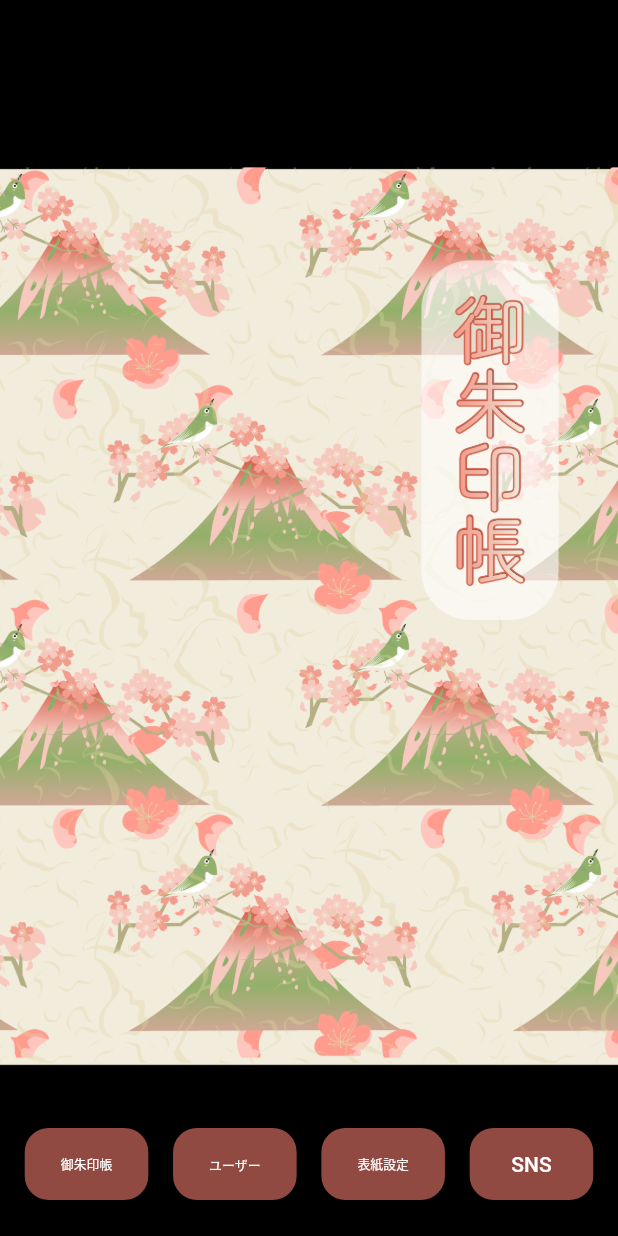
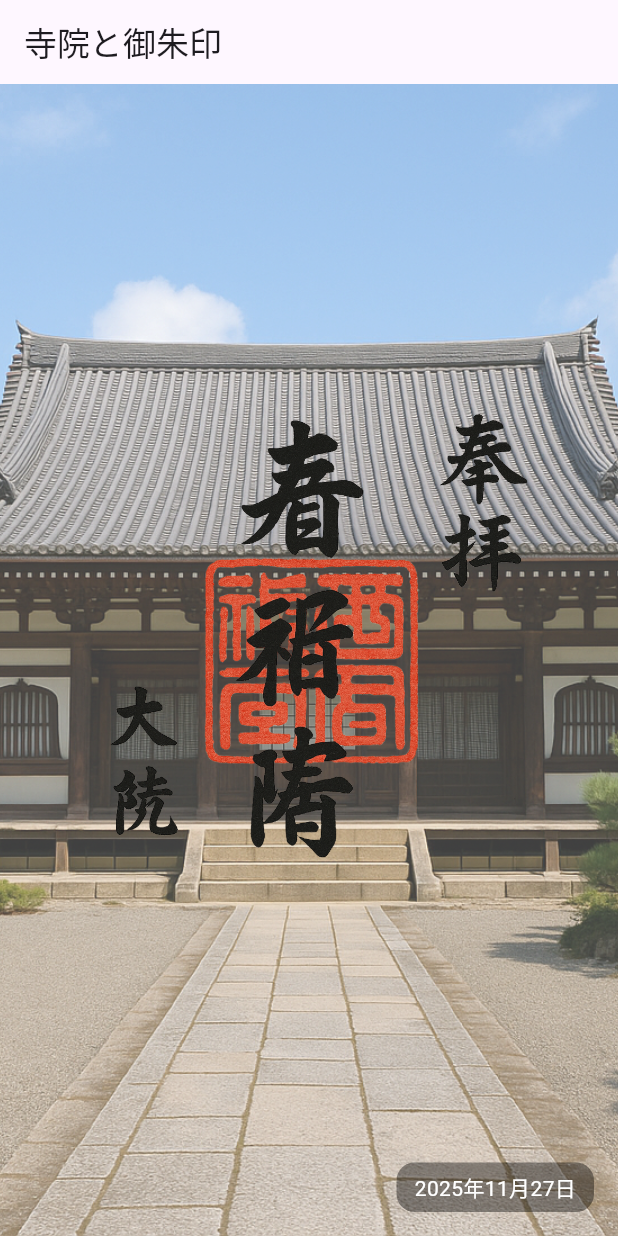
Before and after one commit to rikarika66/test, a Flutter app: the screen it shows after launch, on a phone screen of 412 x 824 dp. Run offline on Flutter 3.47's test engine with Material 3 defaults, Android fonts, the phone set to English and light mode, and no system bars.

Commit message:
Daily update

```diff
--- a/lib/main.dart
+++ b/lib/main.dart
@@ -1,11 +1,5 @@
 import 'package:flutter/material.dart';
-
-// 短いファイル名に変更
-import 'pages/cover.dart';
-import 'pages/user.dart';
-import 'pages/book.dart';
-import 'pages/cover_set.dart';
-import 'pages/sns.dart';
+import 'pages/book.dart'; // 御朱印帳ページ
 
 void main() {
   runApp(const GoshuinApp());
@@ -16,20 +10,120 @@ class GoshuinApp extends StatelessWidget {
 
   @override
   Widget build(BuildContext context) {
-    return MaterialApp(
-      title: '御朱印帳アプリ',
-      theme: ThemeData(
-        useMaterial3: true,
-        colorSchemeSeed: Colors.red,
-      ),
-      initialRoute: '/',
-      routes: {
-        '/': (context) => const CoverPage(),
-        '/user': (context) => const UserPage(),
-        '/book': (context) => const BookPage(),
-        '/cover-set': (context) => const CoverSetPage(),
-        '/sns': (context) => const SnsPage(),
-      },
+    return const MaterialApp(
+      title: 'デジタル御朱印帳',
+      debugShowCheckedModeBanner: false,
+      home: TempleGoshuinPage(),
     );
   }
 }
+
+/// 寺院写真＋御朱印（表紙）
+class TempleGoshuinPage extends StatelessWidget {
+  const TempleGoshuinPage({super.key});
+
+  final String templeImagePath = 'assets/images/hutuuji.png';
+  final String goshuinImagePath = 'assets/images/hutuuji-gosyu.png';
+
+  /// シンプルな右→左スライドで BookPage へ
+  void _goToBookPage(BuildContext context) {
+    Navigator.of(context).push(
+      PageRouteBuilder(
+        transitionDuration: const Duration(milliseconds: 400),
+        pageBuilder: (context, animation, secondaryAnimation) =>
+            const BookPage(),
+        transitionsBuilder: (context, animation, secondaryAnimation, child) {
+          final curved = CurvedAnimation(
+            parent: animation,
+            curve: Curves.easeOut,
+          );
+
+          return SlideTransition(
+            position: Tween<Offset>(
+              begin: const Offset(1.0, 0.0), // 画面の右端から
+              end: Offset.zero, // 中央へ
+            ).animate(curved),
+            child: child,
+          );
+        },
+      ),
+    );
+  }
+
+  @override
+  Widget build(BuildContext context) {
+    return Scaffold(
+      appBar: AppBar(
+        title: const Text('寺院と御朱印'),
+      ),
+      body: GestureDetector(
+        behavior: HitTestBehavior.opaque,
+
+        // ▶ 右→左にスワイプしたときだけ遷移
+        onHorizontalDragEnd: (details) {
+          // primaryVelocity < 0 なら「左向きにスワイプ」
+          if (details.primaryVelocity != null && details.primaryVelocity! < 0) {
+            _goToBookPage(context);
+          }
+        },
+
+        child: Stack(
+          fit: StackFit.expand,
+          children: [
+            // 背景：寺院写真
+            Image.asset(
+              templeImagePath,
+              fit: BoxFit.cover,
+            ),
+
+            // 背景に薄い白ベール
+            Container(
+              color: Colors.white.withOpacity(0.25),
+            ),
+
+            // 中央の御朱印（透過PNG）
+            Center(
+              child: Padding(
+                padding: const EdgeInsets.all(24.0),
+                child: AspectRatio(
+                  aspectRatio: 3 / 4,
+                  child: Image.asset(
+                    goshuinImagePath,
+                    fit: BoxFit.contain,
+                  ),
+                ),
+              ),
+            ),
+
+            // 右下に日付
+            Positioned(
+              right: 16,
+              bottom: 16,
+              child: Container(
+                padding:
+                    const EdgeInsets.symmetric(horizontal: 12, vertical: 6),
+                decoration: BoxDecoration(
+                  color: Colors.black.withOpacity(0.4),
+                  borderRadius: BorderRadius.circular(12),
+                ),
+                child: Text(
+                  _todayString(),
+                  style: const TextStyle(
+                    color: Colors.white,
+                    fontSize: 14,
+                  ),
+                ),
+              ),
+            ),
+          ],
+        ),
+      ),
+    );
+  }
+}
+
+/// 今日の日付
+String _todayString() {
+  final now = DateTime.now();
+  return "${now.year}年${now.month}月${now.day}日";
+}
--- a/lib/pages/cover.dart
+++ b/lib/pages/cover.dart
@@ -1,147 +1,118 @@
+import 'dart:convert';
 import 'package:flutter/material.dart';
+import 'package:flutter/services.dart' show rootBundle;
 
-class CoverPage extends StatefulWidget {
-  const CoverPage({super.key});
+void main() {
+  runApp(const GoshuinApp());
+}
+
+class GoshuinApp extends StatefulWidget {
+  const GoshuinApp({super.key});
 
   @override
-  State<CoverPage> createState() => _CoverPageState();
+  State<GoshuinApp> createState() => _GoshuinAppState();
 }
 
-class _CoverPageState extends State<CoverPage>
-    with SingleTickerProviderStateMixin {
-  late final AnimationController _controller;
-  late final Animation<Offset> _slide;
-  late final Animation<double> _fade;
+class _GoshuinAppState extends State<GoshuinApp> {
+  List<String> assetImages = [];
 
   @override
   void initState() {
     super.initState();
+    _loadAssetImages();
+  }
 
-    _controller = AnimationController(
-      vsync: this,
-      duration: const Duration(milliseconds: 800),
+  /// assets/images/ フォルダ内の画像をすべて読み込む
+  Future<void> _loadAssetImages() async {
+    final manifestContent = await rootBundle.loadString('AssetManifest.json');
+    final Map<String, dynamic> manifestMap = Map<String, dynamic>.from(
+      manifestContent.isNotEmpty ? jsonDecode(manifestContent) : {},
     );
 
-    // 左からスッとスライド
-    _slide = Tween<Offset>(
-      begin: const Offset(-0.5, 0),
-      end: Offset.zero,
-    ).animate(
-      CurvedAnimation(
-        parent: _controller,
-        curve: Curves.easeOut,
-      ),
-    );
+    /// パスに "assets/images/" を含み、PNG/JPG/JPEG を含むものだけ抽出
+    final images = manifestMap.keys.where((String key) {
+      return key.startsWith('assets/images/') &&
+          (key.endsWith('.png') ||
+              key.endsWith('.jpg') ||
+              key.endsWith('.jpeg'));
+    }).toList();
 
-    // ふわっとフェードイン
-    _fade = CurvedAnimation(
-      parent: _controller,
-      curve: Curves.easeIn,
-    );
-
-    // ★ 表紙が出てから 2 秒後にボタンアニメーション開始
-    Future.delayed(const Duration(seconds: 2), () {
-      if (!mounted) return;
-      _controller.forward();
+    setState(() {
+      assetImages = images;
     });
   }
 
   @override
-  void dispose() {
-    _controller.dispose();
-    super.dispose();
-  }
-
-  /// 共通のメニューボタン
-  Widget _menuButton(
-    String label,
-    VoidCallback onPressed,
-    double width,
-  ) {
-    return SizedBox(
-      width: width,
-      height: 48,
-      child: FilledButton(
-        style: FilledButton.styleFrom(
-          shape: RoundedRectangleBorder(
-            borderRadius: BorderRadius.circular(16), // 角丸
+  Widget build(BuildContext context) {
+    return MaterialApp(
+      title: 'デジタル御朱印帳',
+      home: Scaffold(
+        appBar: AppBar(
+          title: const Text('デジタル御朱印帳（assets版）'),
         ),
+        body: assetImages.isEmpty
+            ? const Center(child: Text("assets/images の画像を読み込んでいます…"))
+            : ListView.builder(
+                padding: const EdgeInsets.all(12),
+                itemCount: assetImages.length,
+                itemBuilder: (context, index) {
+                  return Padding(
+                    padding: const EdgeInsets.only(bottom: 16),
+                    child: AspectRatio(
+                      aspectRatio: 3 / 2,
+                      child: _AssetGoshuinCard(imagePath: assetImages[index]),
                     ),
-        onPressed: onPressed,
-        child: FittedBox(
-          fit: BoxFit.scaleDown, // 幅20%でも文字が収まるように
-          child: Text(label),
+                  );
+                },
               ),
       ),
     );
   }
+}
+
+/// assets の画像をそのままカード表示するWidget
+class _AssetGoshuinCard extends StatelessWidget {
+  final String imagePath;
+
+  const _AssetGoshuinCard({required this.imagePath});
 
   @override
   Widget build(BuildContext context) {
-    final media = MediaQuery.of(context);
-    final screenSize = media.size;
-    final usableHeight = screenSize.height - media.padding.vertical;
-    final buttonWidth = screenSize.width * 0.20; // 画面横幅の20%
-
-    return Scaffold(
-      backgroundColor: Colors.black,
-      body: SafeArea(
+    return ClipRRect(
+      borderRadius: BorderRadius.circular(16),
       child: Stack(
+        fit: StackFit.expand,
         children: [
-            // 中央に表紙画像：縦いっぱいに縮小して表示（トリミングなし）
-            Center(
-              child: SizedBox(
-                height: usableHeight,
-                child: FittedBox(
-                  fit: BoxFit.contain,
-                  child: Image.asset(
-                    'assets/images/top2.png', // ← 表紙画像
+          Image.asset(
+            imagePath,
+            fit: BoxFit.cover,
           ),
-                ),
-              ),
-            ),
-
-            // 画面下に4つのボタン（2秒後に同時にふわっと左から）
-            Align(
-              alignment: Alignment.bottomCenter,
-              child: Padding(
-                padding: const EdgeInsets.only(bottom: 24),
-                child: FadeTransition(
-                  opacity: _fade,
-                  child: SlideTransition(
-                    position: _slide,
-                    child: Row(
-                      mainAxisAlignment: MainAxisAlignment.spaceEvenly,
-                      children: [
-                        _menuButton(
-                          '御朱印帳',
-                          () => Navigator.pushNamed(context, '/book'),
-                          buttonWidth,
-                        ),
-                        _menuButton(
-                          'ユーザー',
-                          () => Navigator.pushNamed(context, '/user'),
-                          buttonWidth,
-                        ),
-                        _menuButton(
-                          '表紙設定',
-                          () => Navigator.pushNamed(context, '/cover-set'),
-                          buttonWidth,
-                        ),
-                        _menuButton(
-                          'SNS',
-                          () => Navigator.pushNamed(context, '/sns'),
-                          buttonWidth,
-                        ),
+          Container(
+            alignment: Alignment.bottomRight,
+            padding: const EdgeInsets.all(12),
+            child: Text(
+              _todayString(),
+              style: const TextStyle(
+                color: Colors.white,
+                fontSize: 14,
+                shadows: [
+                  Shadow(
+                    blurRadius: 4,
+                    color: Colors.black,
+                    offset: Offset(1, 1),
+                  )
                 ],
-                    ),
-                  ),
               ),
             ),
           ),
         ],
       ),
-      ),
     );
   }
+
+  /// 今日の日付を「2025年11月20日」形式で返す
+  String _todayString() {
+    final now = DateTime.now();
+    return "${now.year}年${now.month}月${now.day}日";
   }
+}
--- a/pubspec.yaml
+++ b/pubspec.yaml
@@ -10,10 +10,7 @@ dependencies:
   flutter:
     sdk: flutter
 
-  # QRコード読み取り用
   mobile_scanner: ^6.0.2
-
-  # 背景写真を撮影・選択するため
   image_picker: ^1.1.2
 
 dev_dependencies:
@@ -23,7 +20,5 @@ dev_dependencies:
 flutter:
   uses-material-design: true
 
-  # ← ここが「サンプル画像を読み込む」ために必要
   assets:
     - assets/images/
-    - assets/images/top1.png
```
Also changed, not shown: lib/pages/book.dart (+2 -15 lines), assets/images/hutuuji-gosyu.png, docs/assets/assets/images/hutuuji-gosyu.png, 3 other files. Lines whose indentation alone changed are shown as unchanged.
